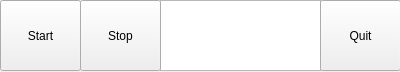
Above: parsercore.ui from pgulyaev88/elpos.parser before the change. Below: the same form after it.
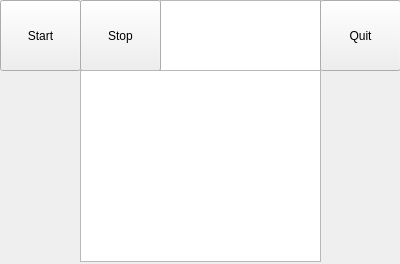
That is the form after the change.

```diff
--- a/parsercore.ui
+++ b/parsercore.ui
@@ -7,7 +7,7 @@
     <x>0</x>
     <y>0</y>
     <width>400</width>
-    <height>72</height>
+    <height>264</height>
    </rect>
   </property>
   <property name="windowTitle">
@@ -65,6 +65,16 @@
     <string>Stop</string>
    </property>
   </widget>
+  <widget class="QListView" name="listView">
+   <property name="geometry">
+    <rect>
+     <x>80</x>
+     <y>70</y>
+     <width>241</width>
+     <height>192</height>
+    </rect>
+   </property>
+  </widget>
  </widget>
  <layoutdefault spacing="6" margin="11"/>
  <resources/>
```
Left out of the diff: 2 changed lines with no effect on the pictures.
